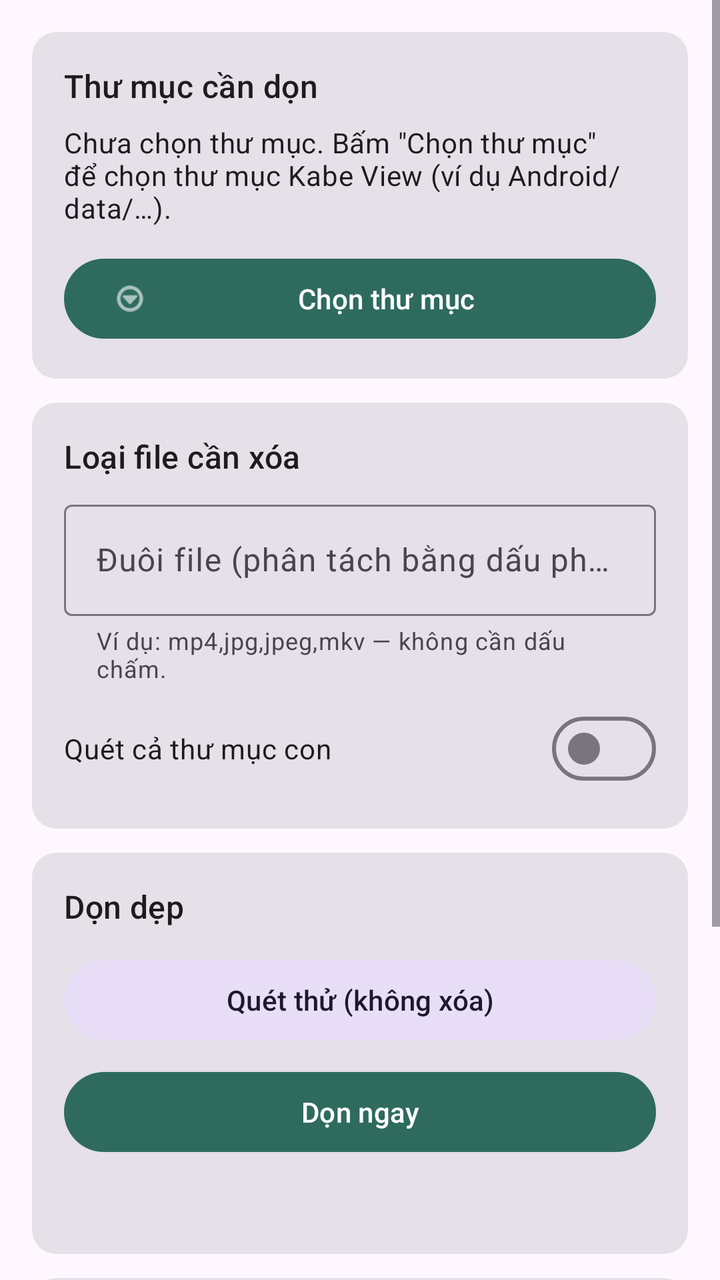
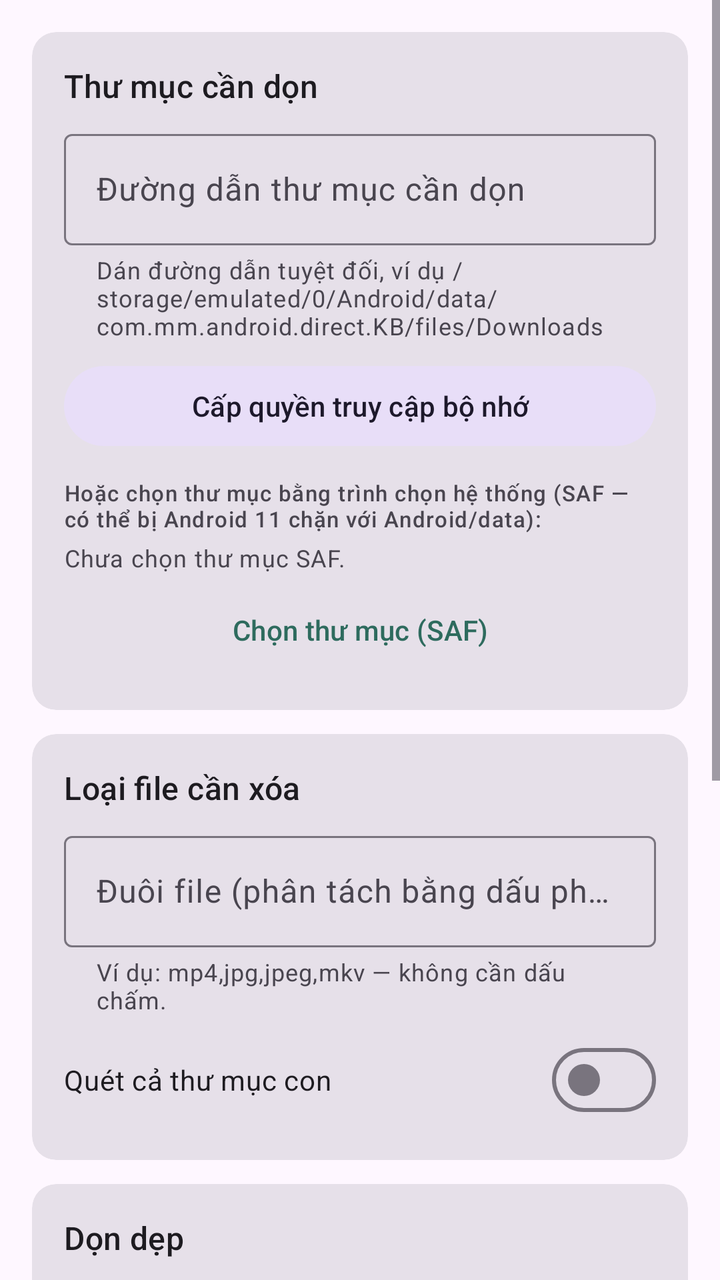

Compare the two renders of this Android layout. The source of the first and the diff that turns it into the second are given below.
<!-- AndroidManifest.xml: application theme Theme.FolderCleaner -->
<!-- res/layout/activity_main.xml -->
<?xml version="1.0" encoding="utf-8"?>
<ScrollView xmlns:android="http://schemas.android.com/apk/res/android"
    xmlns:app="http://schemas.android.com/apk/res-auto"
    android:layout_width="match_parent"
    android:layout_height="match_parent"
    android:fillViewport="true">

    <LinearLayout
        android:layout_width="match_parent"
        android:layout_height="wrap_content"
        android:orientation="vertical"
        android:padding="16dp">

        
        <com.google.android.material.card.MaterialCardView
            style="?attr/materialCardViewFilledStyle"
            android:layout_width="match_parent"
            android:layout_height="wrap_content"
            app:cardCornerRadius="12dp">

            <LinearLayout
                android:layout_width="match_parent"
                android:layout_height="wrap_content"
                android:orientation="vertical"
                android:padding="16dp">

                <TextView
                    android:layout_width="wrap_content"
                    android:layout_height="wrap_content"
                    android:text="@string/section_folder"
                    android:textAppearance="?attr/textAppearanceTitleMedium" />

                <TextView
                    android:id="@+id/tvFolder"
                    android:layout_width="match_parent"
                    android:layout_height="wrap_content"
                    android:layout_marginTop="8dp"
                    android:text="@string/no_folder"
                    android:textAppearance="?attr/textAppearanceBodyMedium"
                    android:textIsSelectable="true" />

                <com.google.android.material.button.MaterialButton
                    android:id="@+id/btnBrowse"
                    android:layout_width="match_parent"
                    android:layout_height="wrap_content"
                    android:layout_marginTop="12dp"
                    app:icon="@android:drawable/ic_menu_more"
                    android:text="@string/btn_browse" />
            </LinearLayout>
        </com.google.android.material.card.MaterialCardView>

        
        <com.google.android.material.card.MaterialCardView
            style="?attr/materialCardViewFilledStyle"
            android:layout_width="match_parent"
            android:layout_height="wrap_content"
            android:layout_marginTop="12dp"
            app:cardCornerRadius="12dp">

            <LinearLayout
                android:layout_width="match_parent"
                android:layout_height="wrap_content"
                android:orientation="vertical"
                android:padding="16dp">

                <TextView
                    android:layout_width="wrap_content"
                    android:layout_height="wrap_content"
                    android:text="@string/section_extensions"
                    android:textAppearance="?attr/textAppearanceTitleMedium" />

                <com.google.android.material.textfield.TextInputLayout
                    android:layout_width="match_parent"
                    android:layout_height="wrap_content"
                    android:layout_marginTop="8dp"
                    android:hint="@string/hint_extensions"
                    app:helperText="@string/helper_extensions"
                    app:helperTextEnabled="true">

                    <com.google.android.material.textfield.TextInputEditText
                        android:id="@+id/etExtensions"
                        android:layout_width="match_parent"
                        android:layout_height="wrap_content"
                        android:inputType="textNoSuggestions"
                        android:maxLines="1" />
                </com.google.android.material.textfield.TextInputLayout>

                <com.google.android.material.materialswitch.MaterialSwitch
                    android:id="@+id/swRecursive"
                    android:layout_width="match_parent"
                    android:layout_height="wrap_content"
                    android:layout_marginTop="8dp"
                    android:text="@string/switch_recursive" />
            </LinearLayout>
        </com.google.android.material.card.MaterialCardView>

        
        <com.google.android.material.card.MaterialCardView
            style="?attr/materialCardViewFilledStyle"
            android:layout_width="match_parent"
            android:layout_height="wrap_content"
            android:layout_marginTop="12dp"
            app:cardCornerRadius="12dp">

            <LinearLayout
                android:layout_width="match_parent"
                android:layout_height="wrap_content"
                android:orientation="vertical"
                android:padding="16dp">

                <TextView
                    android:layout_width="wrap_content"
                    android:layout_height="wrap_content"
                    android:text="@string/section_actions"
                    android:textAppearance="?attr/textAppearanceTitleMedium" />

                <com.google.android.material.button.MaterialButton
                    android:id="@+id/btnDryRun"
                    style="@style/Widget.Material3.Button.TonalButton"
                    android:layout_width="match_parent"
                    android:layout_height="wrap_content"
                    android:layout_marginTop="12dp"
                    android:text="@string/btn_dry_run" />

                <com.google.android.material.button.MaterialButton
                    android:id="@+id/btnClean"
                    android:layout_width="match_parent"
                    android:layout_height="wrap_content"
                    android:layout_marginTop="8dp"
                    android:text="@string/btn_clean" />

                <ProgressBar
                    android:id="@+id/progress"
                    android:layout_width="match_parent"
                    android:layout_height="wrap_content"
                    android:layout_marginTop="12dp"
                    android:indeterminate="true"
                    android:visibility="gone" />

                <TextView
                    android:id="@+id/tvResult"
                    android:layout_width="match_parent"
                    android:layout_height="wrap_content"
                    android:layout_marginTop="12dp"
                    android:fontFamily="monospace"
                    android:textAppearance="?attr/textAppearanceBodyMedium"
                    android:textIsSelectable="true" />
            </LinearLayout>
        </com.google.android.material.card.MaterialCardView>

        
        <com.google.android.material.card.MaterialCardView
            style="?attr/materialCardViewFilledStyle"
            android:layout_width="match_parent"
            android:layout_height="wrap_content"
            android:layout_marginTop="12dp"
            android:layout_marginBottom="16dp"
            app:cardCornerRadius="12dp">

            <LinearLayout
                android:layout_width="match_parent"
                android:layout_height="wrap_content"
                android:orientation="vertical"
                android:padding="16dp">

                <TextView
                    android:layout_width="wrap_content"
                    android:layout_height="wrap_content"
                    android:text="@string/section_auto"
                    android:textAppearance="?attr/textAppearanceTitleMedium" />

                <com.google.android.material.materialswitch.MaterialSwitch
                    android:id="@+id/swAuto"
                    android:layout_width="match_parent"
                    android:layout_height="wrap_content"
                    android:layout_marginTop="8dp"
                    android:text="@string/switch_auto" />

                <com.google.android.material.textfield.TextInputLayout
                    android:layout_width="match_parent"
                    android:layout_height="wrap_content"
                    android:layout_marginTop="8dp"
                    android:hint="@string/hint_interval"
                    app:helperText="@string/helper_interval"
                    app:helperTextEnabled="true">

                    <com.google.android.material.textfield.TextInputEditText
                        android:id="@+id/etInterval"
                        android:layout_width="match_parent"
                        android:layout_height="wrap_content"
                        android:inputType="number"
                        android:maxLines="1" />
                </com.google.android.material.textfield.TextInputLayout>
            </LinearLayout>
        </com.google.android.material.card.MaterialCardView>

    </LinearLayout>
</ScrollView>
<!-- resources referenced by this layout -->
<resources>
  <string name="btn_browse">Chọn thư mục</string>
  <string name="btn_clean">Dọn ngay</string>
  <string name="btn_dry_run">Quét thử (không xóa)</string>
  <string name="helper_extensions">Ví dụ: mp4,jpg,jpeg,mkv — không cần dấu chấm.</string>
  <string name="helper_interval">Tối thiểu 1 giờ. Hệ thống có thể trễ vài phút để tiết kiệm pin.</string>
  <string name="hint_extensions">Đuôi file (phân tách bằng dấu phẩy)</string>
  <string name="hint_interval">Chu kỳ (giờ)</string>
  <string name="no_folder">Chưa chọn thư mục. Bấm \"Chọn thư mục\" để chọn thư mục Kabe View (ví dụ Android/data/…).</string>
  <string name="section_actions">Dọn dẹp</string>
  <string name="section_auto">Dọn tự động</string>
  <string name="section_extensions">Loại file cần xóa</string>
  <string name="section_folder">Thư mục cần dọn</string>
  <string name="switch_auto">Tự động dọn định kỳ</string>
  <string name="switch_recursive">Quét cả thư mục con</string>
  <style name="Theme.FolderCleaner" parent="Theme.Material3.DayNight">
          <item name="colorPrimary">@color/md_primary</item>
          <item name="colorOnPrimary">@color/white</item>
      </style>
  <color name="md_primary">#2E6B5E</color>
  <color name="white">#FFFFFFFF</color>
</resources>

<!-- the commit's change to res/layout/activity_main.xml (unified diff, before → after) -->
@@ -30,21 +30,52 @@
                     android:text="@string/section_folder"
                     android:textAppearance="?attr/textAppearanceTitleMedium" />
 
+                <com.google.android.material.textfield.TextInputLayout
+                    android:layout_width="match_parent"
+                    android:layout_height="wrap_content"
+                    android:layout_marginTop="8dp"
+                    android:hint="@string/hint_path"
+                    app:helperText="@string/helper_path"
+                    app:helperTextEnabled="true">
+
+                    <com.google.android.material.textfield.TextInputEditText
+                        android:id="@+id/etPath"
+                        android:layout_width="match_parent"
+                        android:layout_height="wrap_content"
+                        android:inputType="textNoSuggestions|textMultiLine"
+                        android:maxLines="3" />
+                </com.google.android.material.textfield.TextInputLayout>
+
+                <com.google.android.material.button.MaterialButton
+                    android:id="@+id/btnGrant"
+                    style="@style/Widget.Material3.Button.TonalButton"
+                    android:layout_width="match_parent"
+                    android:layout_height="wrap_content"
+                    android:layout_marginTop="8dp"
+                    android:text="@string/btn_grant_storage" />
+
+                <TextView
+                    android:layout_width="match_parent"
+                    android:layout_height="wrap_content"
+                    android:layout_marginTop="12dp"
+                    android:text="@string/or_use_saf"
+                    android:textAppearance="?attr/textAppearanceLabelSmall" />
+
                 <TextView
                     android:id="@+id/tvFolder"
                     android:layout_width="match_parent"
                     android:layout_height="wrap_content"
-                    android:layout_marginTop="8dp"
+                    android:layout_marginTop="4dp"
                     android:text="@string/no_folder"
-                    android:textAppearance="?attr/textAppearanceBodyMedium"
+                    android:textAppearance="?attr/textAppearanceBodySmall"
                     android:textIsSelectable="true" />
 
                 <com.google.android.material.button.MaterialButton
                     android:id="@+id/btnBrowse"
-                    android:layout_width="match_parent"
-                    android:layout_height="wrap_content"
-                    android:layout_marginTop="12dp"
-                    app:icon="@android:drawable/ic_menu_more"
+                    style="@style/Widget.Material3.Button.TextButton"
+                    android:layout_width="match_parent"
+                    android:layout_height="wrap_content"
+                    android:layout_marginTop="4dp"
                     android:text="@string/btn_browse" />
             </LinearLayout>
         </com.google.android.material.card.MaterialCardView>
<!-- resource entries referenced after the edit -->
@@ -1,13 +1,17 @@
 <!-- resources referenced by this layout -->
 <resources>
-  <string name="btn_browse">Chọn thư mục</string>
+  <string name="btn_browse">Chọn thư mục (SAF)</string>
   <string name="btn_clean">Dọn ngay</string>
   <string name="btn_dry_run">Quét thử (không xóa)</string>
+  <string name="btn_grant_storage">Cấp quyền truy cập bộ nhớ</string>
   <string name="helper_extensions">Ví dụ: mp4,jpg,jpeg,mkv — không cần dấu chấm.</string>
   <string name="helper_interval">Tối thiểu 1 giờ. Hệ thống có thể trễ vài phút để tiết kiệm pin.</string>
+  <string name="helper_path">Dán đường dẫn tuyệt đối, ví dụ /storage/emulated/0/Android/data/com.mm.android.direct.KB/files/Downloads</string>
   <string name="hint_extensions">Đuôi file (phân tách bằng dấu phẩy)</string>
   <string name="hint_interval">Chu kỳ (giờ)</string>
-  <string name="no_folder">Chưa chọn thư mục. Bấm \"Chọn thư mục\" để chọn thư mục Kabe View (ví dụ Android/data/…).</string>
+  <string name="hint_path">Đường dẫn thư mục cần dọn</string>
+  <string name="no_folder">Chưa chọn thư mục SAF.</string>
+  <string name="or_use_saf">Hoặc chọn thư mục bằng trình chọn hệ thống (SAF — có thể bị Android 11 chặn với Android/data):</string>
   <string name="section_actions">Dọn dẹp</string>
   <string name="section_auto">Dọn tự động</string>
   <string name="section_extensions">Loại file cần xóa</string>
